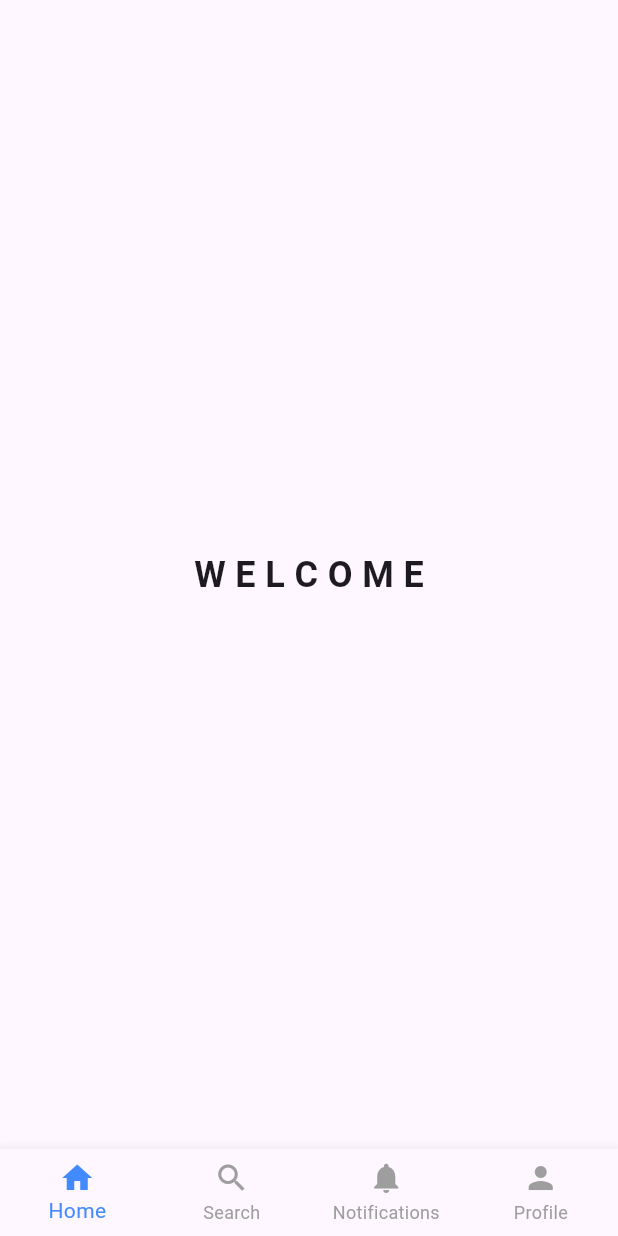
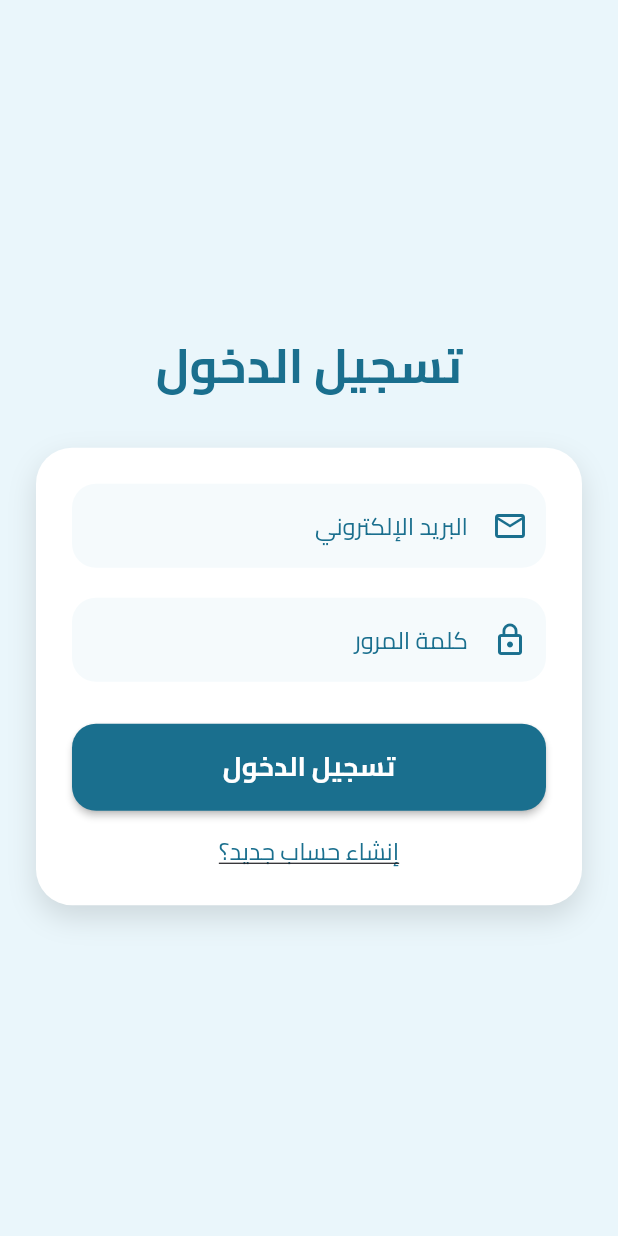
Before and after one commit to ilyesblidi/Mekyas-Tawazoun, a Flutter app: the screen it shows after launch, on a phone screen of 412 x 824 dp. Run offline on Flutter 3.47's test engine with Material 3 defaults, Android fonts, the phone set to English and light mode, and no system bars; our stand-ins replace firebase_auth, firebase_core; missing offline and left inert: gsheets; accounts and stored records are empty; statements that could not run were skipped; key blocks and very long unbroken strings in the code were emptied for the run.

Commit message:
Add authentication flow with login and registration pages

```diff
--- /dev/null
+++ b/lib/auth/auth_page.dart
@@ -0,0 +1,31 @@
+import 'package:flutter/material.dart';
+
+import '../pages/login_page.dart';
+import '../pages/register_page.dart';
+
+class AuthPage extends StatefulWidget {
+  const AuthPage({super.key});
+
+  @override
+  State<AuthPage> createState() => _AuthPageState();
+}
+
+class _AuthPageState extends State<AuthPage> {
+
+  bool showLoginPage = true;
+
+  void togglePages() {
+    setState(() {
+      showLoginPage = !showLoginPage;
+    });
+  }
+
+  @override
+  Widget build(BuildContext context) {
+    if(showLoginPage){
+      return LoginPage(showRegisterPage: togglePages);
+    } else {
+      return RegisterPage(showLoginPage: togglePages);
+    }
+  }
+}
--- /dev/null
+++ b/lib/auth/control_page.dart
@@ -0,0 +1,33 @@
+import 'package:firebase_auth/firebase_auth.dart';
+import 'package:mekyas_tawazoun/pages/main_page.dart';
+import 'auth_page.dart';
+import 'package:flutter/material.dart';
+
+
+class ControlPage extends StatelessWidget {
+  const ControlPage({super.key});
+
+  @override
+  Widget build(BuildContext context) {
+    return Scaffold(
+      body: StreamBuilder(
+          stream: FirebaseAuth.instance.authStateChanges() ,
+          builder: (context, snapshot) {
+            if(snapshot.connectionState == ConnectionState.waiting){
+              return const Center(
+                child: CircularProgressIndicator(),
+              );
+            } else if(snapshot.hasError){
+              return const Center(
+                child: Text('Something went wrong'),
+              );
+            } else if(snapshot.hasData){
+              return const MainPage();
+            } else {
+              return AuthPage();
+            }
+          }
+      ),
+    );
+  }
+}
--- a/lib/main.dart
+++ b/lib/main.dart
@@ -1,6 +1,9 @@
+import 'package:firebase_core/firebase_core.dart';
 import 'package:flutter/material.dart';
 import 'package:gsheets/gsheets.dart';
-import 'package:mekyas_tawazoun/pages/main_page.dart';
+import 'package:mekyas_tawazoun/auth/control_page.dart';
+
+import 'firebase_options.dart';
 
 // create credentials
   const _credentials = r'''
@@ -25,6 +28,15 @@
 
 
 void main() async {
+
+  /// init firebase
+  WidgetsFlutterBinding.ensureInitialized();
+
+  await Firebase.initializeApp(
+    options: DefaultFirebaseOptions.currentPlatform,
+  );
+
+
   // init Gsheet
   final _gsheets = GSheets(_credentials);
 
@@ -32,7 +44,7 @@
   final _spreadsheet = await _gsheets.spreadsheet(_spreadsheetId);
 
   // get worksheet by title
-  final _worksheet = await _spreadsheet.worksheetByTitle('Worksheet1');
+  final _worksheet = _spreadsheet.worksheetByTitle('Worksheet1');
 
   // updating a cell
   await _worksheet!.values.insertValue('Hello World',row: 1, column: 1);
@@ -47,7 +59,7 @@
   Widget build(BuildContext context) {
     return MaterialApp(
       debugShowCheckedModeBanner: false,
-      home: MainPage(),
+      home: ControlPage(),
     );
   }
 }
--- /dev/null
+++ b/lib/pages/login_page.dart
@@ -0,0 +1,206 @@
+import 'package:firebase_auth/firebase_auth.dart';
+import 'package:flutter/material.dart';
+
+class LoginPage extends StatefulWidget {
+
+  final VoidCallback? showRegisterPage;
+
+  const LoginPage({super.key, this.showRegisterPage});
+
+  @override
+  State<LoginPage> createState() => _LoginPageState();
+}
+
+class _LoginPageState extends State<LoginPage> {
+
+  final _emailController = TextEditingController();
+  final _passwordController = TextEditingController();
+
+  @override
+  void dispose() {
+    _emailController.dispose();
+    _passwordController.dispose();
+    super.dispose();
+  }
+
+  Future signIn() async {
+    String email = _emailController.text.trim();
+    String password = _passwordController.text.trim();
+
+    if (email.isEmpty || password.isEmpty) {
+      ScaffoldMessenger.of(context).showSnackBar(
+        const SnackBar(
+          content: Text('يرجى ملء جميع الحقول'),
+          backgroundColor: Colors.red,
+        ),
+      );
+      return;
+    }
+
+    try {
+      showDialog(
+        context: context,
+        builder: (context) {
+          return const Center(
+            child: CircularProgressIndicator(),
+          );
+        },
+      );
+
+      await FirebaseAuth.instance.signInWithEmailAndPassword(
+        email: email,
+        password: password,
+      );
+
+      Navigator.of(context).pop();
+
+      ScaffoldMessenger.of(context).showSnackBar(
+        const SnackBar(
+          content: Text('تم تسجيل الدخول بنجاح'),
+          backgroundColor: Colors.green,
+        ),
+      );
+    } catch (e) {
+      Navigator.of(context).pop();
+      ScaffoldMessenger.of(context).showSnackBar(
+        const SnackBar(
+          content: Text('حدث خطأ أثناء تسجيل الدخول'),
+          backgroundColor: Colors.red,
+        ),
+      );
+    }
+  }
+
+  @override
+  Widget build(BuildContext context) {
+    return Directionality(
+      textDirection: TextDirection.rtl,
+      child: Scaffold(
+        resizeToAvoidBottomInset: true,
+        backgroundColor: const Color(0xFFEAF6FB), // Soft pastel blue
+        body: Center(
+          child: SingleChildScrollView(
+            padding: const EdgeInsets.symmetric(horizontal: 24, vertical: 32),
+            child: Column(
+              mainAxisAlignment: MainAxisAlignment.center,
+              children: [
+                // App Title
+                Text(
+                  'تسجيل الدخول',
+                  style: TextStyle(
+                    fontFamily: 'Cairo',
+                    fontSize: 32,
+                    fontWeight: FontWeight.bold,
+                    color: const Color(0xFF1A6F8E),
+                  ),
+                ),
+                const SizedBox(height: 32),
+                // Card Container
+                Container(
+                  padding: const EdgeInsets.all(24),
+                  decoration: BoxDecoration(
+                    color: Colors.white,
+                    borderRadius: BorderRadius.circular(24),
+                    boxShadow: [
+                      BoxShadow(
+                        color: Colors.black12,
+                        blurRadius: 16,
+                        offset: const Offset(0, 8),
+                      ),
+                    ],
+                  ),
+                  child: Column(
+                    children: [
+                      // Email Field
+                      TextField(
+                        controller: _emailController,
+                        decoration: InputDecoration(
+                          labelText: 'البريد الإلكتروني',
+                          labelStyle: const TextStyle(
+                            fontFamily: 'Cairo',
+                            fontSize: 16,
+                            color: Color(0xFF1A6F8E),
+                          ),
+                          filled: true,
+                          fillColor: const Color(0xFFF5FAFC),
+                          border: OutlineInputBorder(
+                            borderRadius: BorderRadius.circular(16),
+                            borderSide: BorderSide.none,
+                          ),
+                          prefixIcon: const Icon(Icons.email_outlined, color: Color(0xFF1A6F8E)),
+                        ),
+                        keyboardType: TextInputType.emailAddress,
+                        style: const TextStyle(fontFamily: 'Cairo'),
+                      ),
+                      const SizedBox(height: 20),
+                      // Password Field
+                      TextField(
+                        controller: _passwordController,
+                        obscureText: true,
+                        decoration: InputDecoration(
+                          labelText: 'كلمة المرور',
+                          labelStyle: const TextStyle(
+                            fontFamily: 'Cairo',
+                            fontSize: 16,
+                            color: Color(0xFF1A6F8E),
+                          ),
+                          filled: true,
+                          fillColor: const Color(0xFFF5FAFC),
+                          border: OutlineInputBorder(
+                            borderRadius: BorderRadius.circular(16),
+                            borderSide: BorderSide.none,
+                          ),
+                          prefixIcon: const Icon(Icons.lock_outline, color: Color(0xFF1A6F8E)),
+                        ),
+                        style: const TextStyle(fontFamily: 'Cairo'),
+                      ),
+                      const SizedBox(height: 28),
+                      // Login Button
+                      SizedBox(
+                        width: double.infinity,
+                        child: ElevatedButton(
+                          onPressed: signIn ,
+                          style: ElevatedButton.styleFrom(
+                            backgroundColor: const Color(0xFF1A6F8E), // Soft blue
+                            padding: const EdgeInsets.symmetric(vertical: 16),
+                            shape: RoundedRectangleBorder(
+                              borderRadius: BorderRadius.circular(16),
+                            ),
+                            elevation: 2,
+                          ),
+                          child: const Text(
+                            'تسجيل الدخول',
+                            style: TextStyle(
+                              fontFamily: 'Cairo',
+                              fontSize: 18,
+                              fontWeight: FontWeight.bold,
+                              color: Colors.white,
+                            ),
+                          ),
+                        ),
+                      ),
+                      const SizedBox(height: 16),
+                      // Register Link
+                      GestureDetector(
+                        onTap: widget.showRegisterPage,
+                        child: Text(
+                          'إنشاء حساب جديد؟',
+                          style: TextStyle(
+                            fontFamily: 'Cairo',
+                            fontSize: 16,
+                            color: const Color(0xFF1A6F8E),
+                            decoration: TextDecoration.underline,
+                          ),
+                        ),
+                      ),
+                    ],
+                  ),
+                ),
+              ],
+            ),
+          ),
+        ),
+      ),
+    );
+  }
+}
```
Also changed, not shown: lib/pages/register_page.dart (added, +297 -0 lines), pubspec.yaml (+15 -0 lines), lib/assets/fonts/Cairo-Bold.ttf (added), lib/assets/fonts/Cairo-Regular.ttf (added), lib/assets/fonts/Tajawal-Bold.ttf (added), lib/assets/fonts/Tajawal-Regular.ttf (added), 21 other files.
